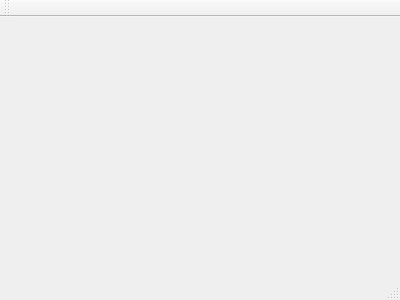
The window that mainwindow.ui (tagolder/mailOfficer) describes before a commit, drawn with Qt 5.
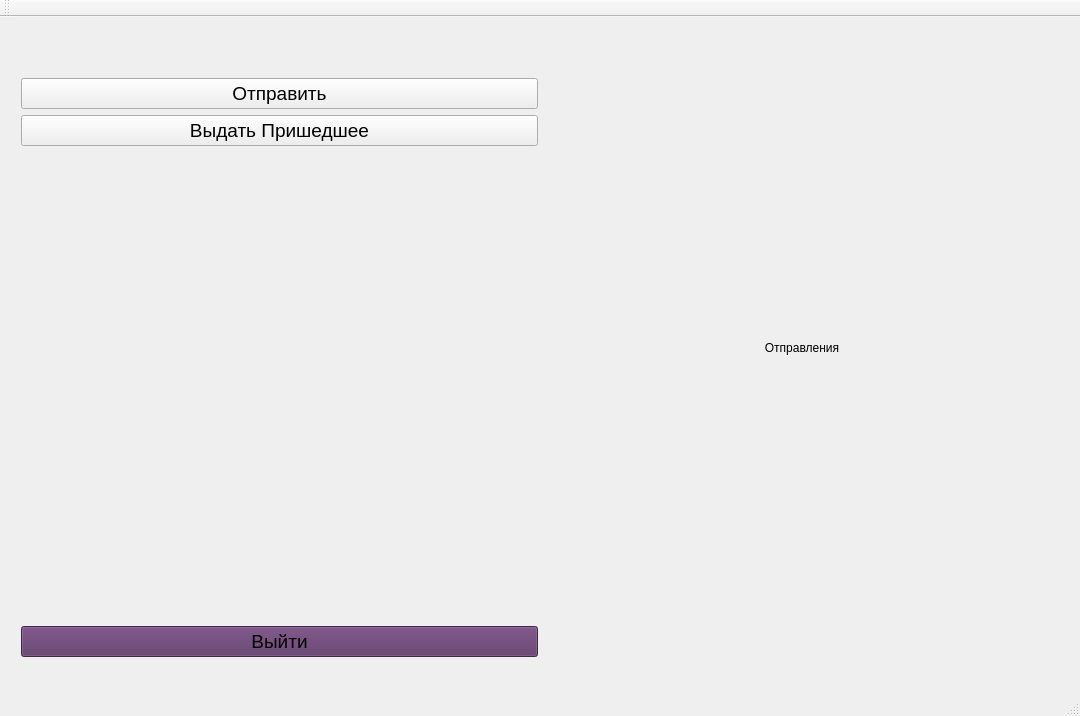
The same window after the commit.

```diff
--- a/mainwindow.ui
+++ b/mainwindow.ui
@@ -1,24 +1,163 @@
 <ui version="4.0">
  <class>MainWindow</class>
- <widget class="QMainWindow" name="MainWindow" >
-  <property name="geometry" >
+ <widget class="QMainWindow" name="MainWindow">
+  <property name="geometry">
    <rect>
     <x>0</x>
     <y>0</y>
-    <width>400</width>
-    <height>300</height>
+    <width>1080</width>
+    <height>716</height>
    </rect>
   </property>
   <property name="windowTitle" >
    <string>MainWindow</string>
   </property>
-  <widget class="QMenuBar" name="menuBar" />
-  <widget class="QToolBar" name="mainToolBar" />
-  <widget class="QWidget" name="centralWidget" />
-  <widget class="QStatusBar" name="statusBar" />
+  <widget class="QWidget" name="centralWidget">
+   <widget class="QWidget" name="horizontalLayoutWidget">
+    <property name="geometry">
+     <rect>
+      <x>10</x>
+      <y>10</y>
+      <width>1061</width>
+      <height>641</height>
+     </rect>
+    </property>
+    <layout class="QGridLayout" name="gridLayout">
+     <item row="0" column="0">
+      <layout class="QVBoxLayout" name="verticalLayout_3">
+       <property name="sizeConstraint">
+        <enum>QLayout::SetMinimumSize</enum>
+       </property>
+       <item>
+        <spacer name="verticalSpacer_2">
+         <property name="orientation">
+          <enum>Qt::Vertical</enum>
+         </property>
+         <property name="sizeType">
+          <enum>QSizePolicy::Fixed</enum>
+         </property>
+         <property name="sizeHint" stdset="0">
+          <size>
+           <width>20</width>
+           <height>40</height>
+          </size>
+         </property>
+        </spacer>
+       </item>
+       <item>
+        <widget class="QPushButton" name="createButton">
+         <property name="maximumSize">
+          <size>
+           <width>16777215</width>
+           <height>16777215</height>
+          </size>
+         </property>
+         <property name="font">
+          <font>
+           <pointsize>14</pointsize>
+          </font>
+         </property>
+         <property name="text">
+          <string>Отправить</string>
+         </property>
+        </widget>
+       </item>
+       <item>
+        <widget class="QPushButton" name="dropButton">
+         <property name="maximumSize">
+          <size>
+           <width>16777215</width>
+           <height>16777215</height>
+          </size>
+         </property>
+         <property name="font">
+          <font>
+           <pointsize>14</pointsize>
+          </font>
+         </property>
+         <property name="text">
+          <string>Выдать Пришедшее</string>
+         </property>
+        </widget>
+       </item>
+       <item>
+        <layout class="QVBoxLayout" name="verticalLayout_4">
+         <property name="sizeConstraint">
+          <enum>QLayout::SetFixedSize</enum>
+         </property>
+         <item>
+          <spacer name="verticalSpacer">
+           <property name="orientation">
+            <enum>Qt::Vertical</enum>
+           </property>
+           <property name="sizeHint" stdset="0">
+            <size>
+             <width>20</width>
+             <height>40</height>
+            </size>
+           </property>
+          </spacer>
+         </item>
+         <item>
+          <widget class="QPushButton" name="exitAkkButton">
+           <property name="font">
+            <font>
+             <pointsize>14</pointsize>
+            </font>
+           </property>
+           <property name="styleSheet">
+            <string notr="true">background : rgb(92, 53, 102)</string>
+           </property>
+           <property name="text">
+            <string>Выйти</string>
+           </property>
+          </widget>
+         </item>
+        </layout>
+       </item>
+      </layout>
+     </item>
+     <item row="0" column="1">
+      <layout class="QVBoxLayout" name="verticalLayout">
+       <item>
+        <widget class="QLabel" name="label">
+         <property name="text">
+          <string>Отправления</string>
+         </property>
+         <property name="textFormat">
+          <enum>Qt::PlainText</enum>
+         </property>
+         <property name="alignment">
+          <set>Qt::AlignCenter</set>
+         </property>
+        </widget>
+       </item>
+      </layout>
+     </item>
+    </layout>
+   </widget>
+  </widget>
+  <widget class="QMenuBar" name="menuBar">
+   <property name="geometry">
+    <rect>
+     <x>0</x>
+     <y>0</y>
+     <width>1080</width>
+     <height>22</height>
+    </rect>
+   </property>
+  </widget>
+  <widget class="QToolBar" name="mainToolBar">
+   <attribute name="toolBarArea">
+    <enum>TopToolBarArea</enum>
+   </attribute>
+   <attribute name="toolBarBreak">
+    <bool>false</bool>
+   </attribute>
+  </widget>
+  <widget class="QStatusBar" name="statusBar"/>
  </widget>
- <layoutDefault spacing="6" margin="11" />
- <pixmapfunction></pixmapfunction>
+ <layoutdefault spacing="6" margin="11"/>
  <resources/>
  <connections/>
 </ui>
```
Left out of the diff: 3 changed lines with no effect on the pictures.
